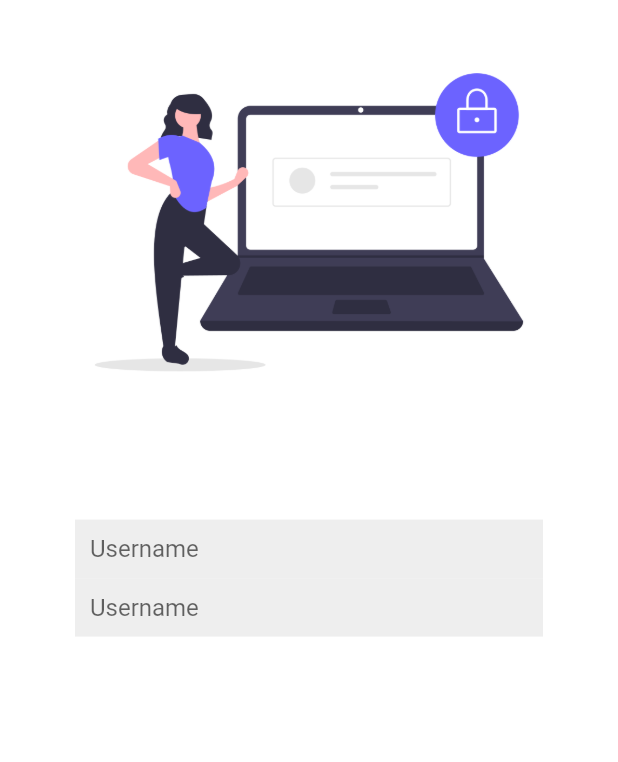
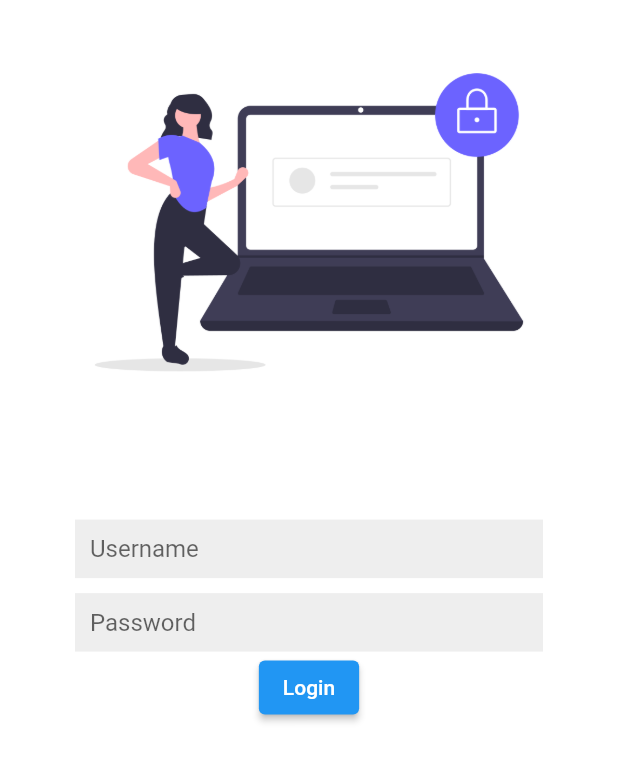
Before and after one commit to dkajolroy/flutter_widgets, a Flutter app: the screen it shows after launch, on a phone screen of 412 x 824 dp. Shown: the top 762 px of the screen. Run offline on Flutter 3.47's test engine with Material 2 defaults, Android fonts, the phone set to English and light mode, and no system bars.

Commit message:
first login form

```diff
--- a/lib/widgets/input_widget.dart
+++ b/lib/widgets/input_widget.dart
@@ -30,14 +30,18 @@ class InputWidget extends StatelessWidget {
                             InputDecoration.collapsed(hintText: "Username"),
                       ),
                     ),
+                    const SizedBox(
+                      height: 10,
+                    ),
                     Container(
                       padding: const EdgeInsets.all(10),
                       color: Colors.grey[200],
                       child: const TextField(
                         decoration:
-                            InputDecoration.collapsed(hintText: "Username"),
+                            InputDecoration.collapsed(hintText: "Password"),
                       ),
-                    )
+                    ),
+                    ElevatedButton(onPressed: () {}, child: const Text("Login"))
                   ],
                 ),
               )
```
